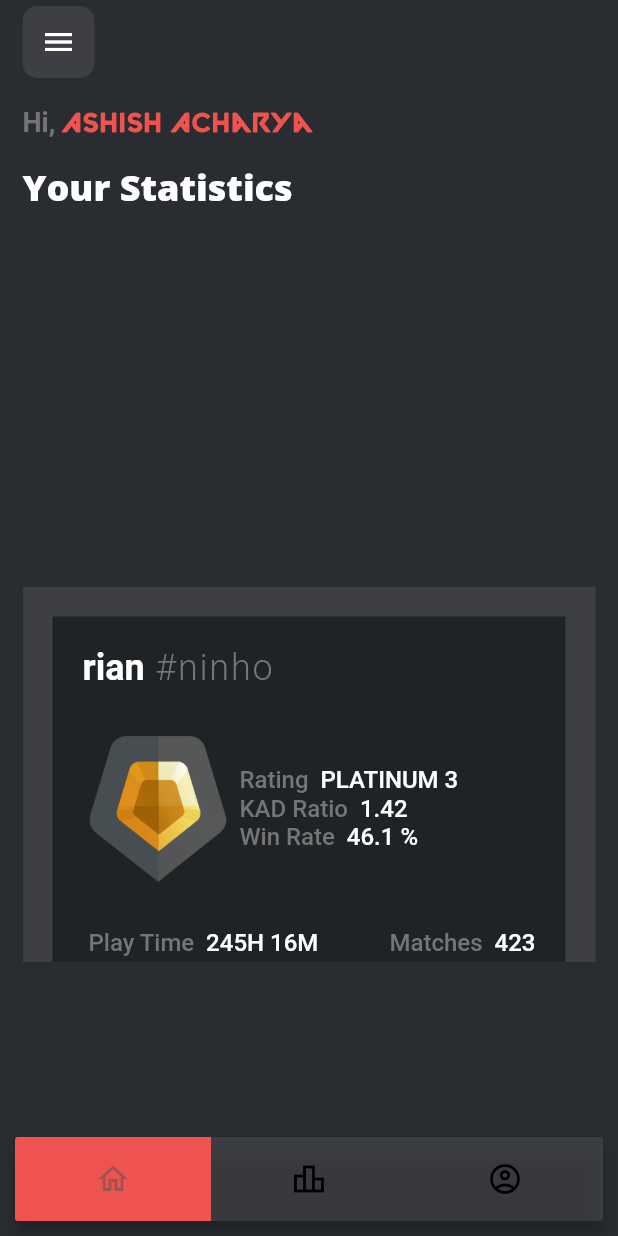
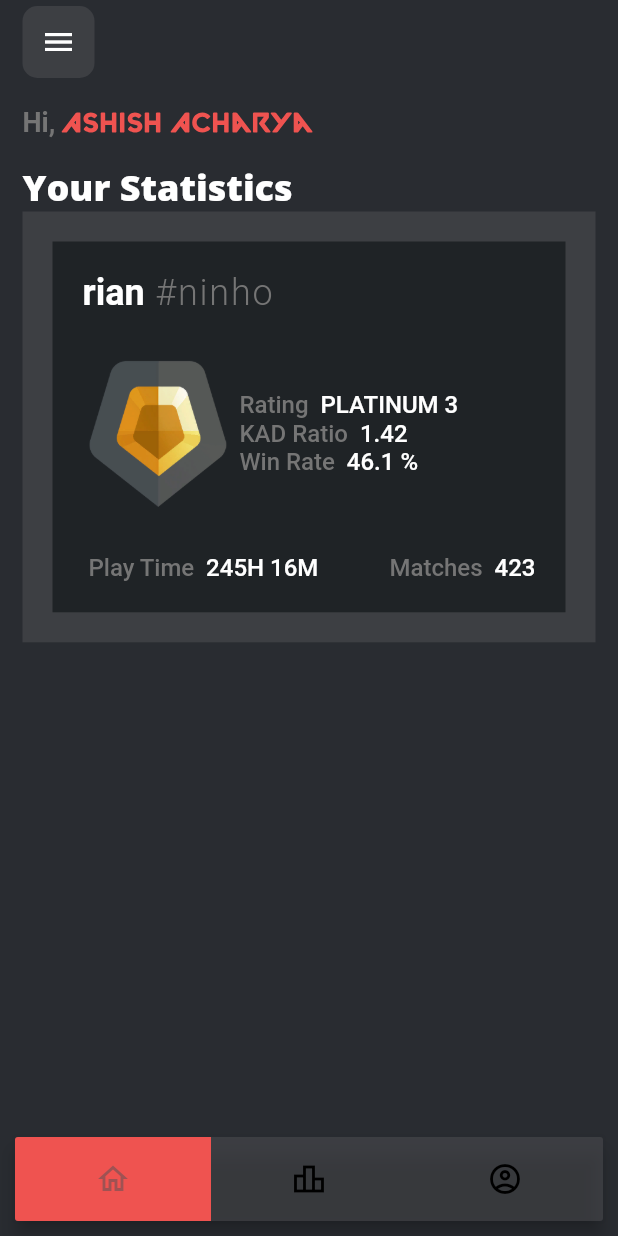
Before and after one commit to AshishAcharya083/valorant-stats, a Flutter app: the screen it shows after launch, on a phone screen of 412 x 824 dp. Run offline on Flutter 3.47's test engine with Material 2 defaults, Android fonts, the phone set to English and light mode, and no system bars; drawn by our look-alikes of flutter_snake_navigationbar.

```diff
--- a/lib/ui/pages/home/home_page.dart
+++ b/lib/ui/pages/home/home_page.dart
@@ -57,19 +57,6 @@ class HomePage extends StatelessWidget {
                     color: Colors.white),
               ),
               Container(
-              height: 500,
-              child: DraggableScrollableSheet(
-                snap: true,
-                initialChildSize: 0.5,
-                minChildSize: 0.4,
-                maxChildSize: 0.8,
-                expand: true,
-                builder:
-                    (BuildContext context, ScrollController scrollController) {
-                  return ListView(
-                    controller: scrollController,
-                    children: [
-                      Container(
                 /// large container of light grey color
                 decoration: BoxDecoration(color: kLightGrayColor),
                 width: ScreenSize.getScreenWidth(context),
@@ -84,8 +71,7 @@ class HomePage extends StatelessWidget {
                         color: kDarkBlueGrayColor,
                       ),
                       child: Column(
-                                mainAxisAlignment:
-                                    MainAxisAlignment.spaceBetween,
+                        mainAxisAlignment: MainAxisAlignment.spaceBetween,
                         crossAxisAlignment: CrossAxisAlignment.start,
                         children: [
                           RichText(
@@ -117,20 +103,17 @@ class HomePage extends StatelessWidget {
                             children: [
                               Expanded(
                                 child: Image(
-                                          image: AssetImage(
-                                              "images/rank/gold1.png"),
+                                  image: AssetImage("images/rank/gold1.png"),
                                 ),
                               ),
                               Expanded(
                                 flex: 2,
                                 child: Column(
-                                          crossAxisAlignment:
-                                              CrossAxisAlignment.start,
+                                  crossAxisAlignment: CrossAxisAlignment.start,
                                   children: [
                                     GreyWhiteTextComponent(
                                         "Rating", "platinum 3"),
-                                            GreyWhiteTextComponent(
-                                                "KAD Ratio", "1.42"),
+                                    GreyWhiteTextComponent("KAD Ratio", "1.42"),
                                     GreyWhiteTextComponent(
                                         "Win Rate", "46.1 %"),
                                   ],
@@ -140,11 +123,9 @@ class HomePage extends StatelessWidget {
                             ],
                           ),
                           Row(
-                                    mainAxisAlignment:
-                                        MainAxisAlignment.spaceBetween,
+                            mainAxisAlignment: MainAxisAlignment.spaceBetween,
                             children: [
-                                      GreyWhiteTextComponent(
-                                          "Play Time", "245H 16M"),
+                              GreyWhiteTextComponent("Play Time", "245H 16M"),
                               GreyWhiteTextComponent("Matches", "423"),
                             ],
                           ),
@@ -153,15 +134,11 @@ class HomePage extends StatelessWidget {
                     )
                   ],
                 ),
-                      )
-                    ],
-                  );
-                },
-              ),
               ),
             ],
           ),
         ),
-    ));
+      ),
+    );
   }
 }
```
Lines whose indentation alone changed are shown as unchanged.
